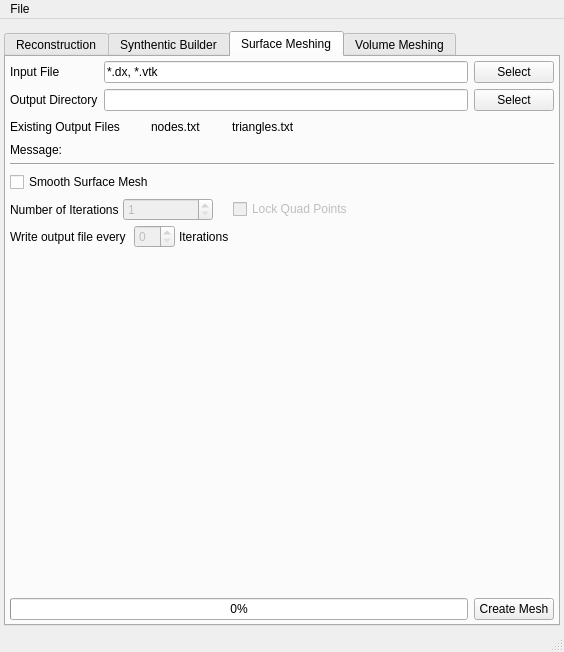
The window that Source/AIM/GUI/UI_Files/RepresentationUI.ui (BlueQuartzSoftware/DREAM3D) describes before a commit, drawn with Qt 5.
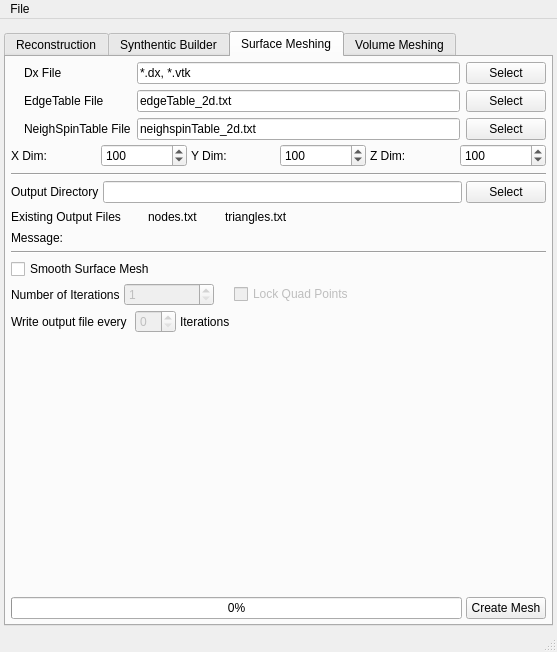
The same window after the commit. Icons and pictures are not drawn.

Commit message: Adding needed inputs to the User interface for the surface meshing code.

```diff
--- a/Source/AIM/GUI/UI_Files/RepresentationUI.ui
+++ b/Source/AIM/GUI/UI_Files/RepresentationUI.ui
@@ -6,7 +6,7 @@
    <rect>
     <x>0</x>
     <y>0</y>
-    <width>564</width>
+    <width>557</width>
     <height>652</height>
    </rect>
   </property>
@@ -1319,52 +1319,208 @@
         <string>Surface Meshing</string>
        </attribute>
        <layout class="QVBoxLayout" name="verticalLayout_3">
-        <property name="margin">
+        <property name="spacing">
          <number>4</number>
         </property>
+        <property name="margin">
+         <number>5</number>
+        </property>
         <item>
          <layout class="QGridLayout" name="gridLayout_9">
           <property name="spacing">
            <number>6</number>
           </property>
-          <item row="0" column="0">
+          <item row="0" column="1">
            <widget class="QLabel" name="label_24">
             <property name="text">
-             <string>Input File</string>
+             <string>Dx File</string>
             </property>
            </widget>
           </item>
-          <item row="0" column="1">
-           <widget class="QLineEdit" name="sm_InputFile">
+          <item row="0" column="2">
+           <widget class="QLineEdit" name="sm_DxFile">
             <property name="text">
              <string>*.dx, *.vtk</string>
             </property>
            </widget>
           </item>
-          <item row="0" column="2">
+          <item row="0" column="3">
            <widget class="QPushButton" name="sm_InputFileBtn">
             <property name="text">
              <string>Select</string>
             </property>
            </widget>
           </item>
+          <item row="1" column="1">
+           <widget class="QLabel" name="label_31">
+            <property name="text">
+             <string>EdgeTable File</string>
+            </property>
+           </widget>
+          </item>
           <item row="1" column="2">
-           <widget class="QPushButton" name="sm_OutputDirBtn">
+           <widget class="QLineEdit" name="sm_EdgeTableFile">
             <property name="text">
+             <string>edgeTable_2d.txt</string>
+            </property>
+           </widget>
+          </item>
+          <item row="1" column="3">
+           <widget class="QPushButton" name="sm_InputFileBtn_2">
+            <property name="text">
              <string>Select</string>
             </property>
            </widget>
           </item>
+          <item row="2" column="1">
+           <widget class="QLabel" name="label_32">
+            <property name="text">
+             <string>NeighSpinTable File</string>
+            </property>
+           </widget>
+          </item>
+          <item row="2" column="2">
+           <widget class="QLineEdit" name="sm_NeighSpinTableFile">
+            <property name="text">
+             <string>neighspinTable_2d.txt</string>
+            </property>
+           </widget>
+          </item>
+          <item row="2" column="3">
+           <widget class="QPushButton" name="sm_InputFileBtn_3">
+            <property name="text">
+             <string>Select</string>
+            </property>
+           </widget>
+          </item>
+          <item row="0" column="0">
+           <widget class="QLabel" name="sm_DxFileIcon">
+            <property name="text">
+             <string/>
+            </property>
+            <property name="pixmap">
+             <pixmap resource="../../../../Resources/icons/images/Icons.qrc">:/Delete-16x16.png</pixmap>
+            </property>
+           </widget>
+          </item>
           <item row="1" column="0">
+           <widget class="QLabel" name="sm_EdgeTableFileIcon">
+            <property name="text">
+             <string/>
+            </property>
+            <property name="pixmap">
+             <pixmap resource="../../../../Resources/icons/images/Icons.qrc">:/Delete-16x16.png</pixmap>
+            </property>
+           </widget>
+          </item>
+          <item row="2" column="0">
+           <widget class="QLabel" name="sm_NeighSpinTableFileIcon">
+            <property name="text">
+             <string/>
+            </property>
+            <property name="pixmap">
+             <pixmap resource="../../../../Resources/icons/images/Icons.qrc">:/Delete-16x16.png</pixmap>
+            </property>
+           </widget>
+          </item>
+         </layout>
+        </item>
+        <item>
+         <layout class="QGridLayout" name="gridLayout_12">
+          <item row="0" column="0">
+           <widget class="QLabel" name="label_29">
+            <property name="text">
+             <string>X Dim:</string>
+            </property>
+           </widget>
+          </item>
+          <item row="0" column="2">
+           <widget class="QLabel" name="label_33">
+            <property name="text">
+             <string>Y Dim:</string>
+            </property>
+           </widget>
+          </item>
+          <item row="0" column="4">
+           <widget class="QLabel" name="label_34">
+            <property name="text">
+             <string>Z Dim:</string>
+            </property>
+           </widget>
+          </item>
+          <item row="0" column="1">
+           <widget class="QSpinBox" name="sm_XDim">
+            <property name="maximum">
+             <number>100000</number>
+            </property>
+            <property name="singleStep">
+             <number>10</number>
+            </property>
+            <property name="value">
+             <number>100</number>
+            </property>
+           </widget>
+          </item>
+          <item row="0" column="3">
+           <widget class="QSpinBox" name="sm_YDim">
+            <property name="maximum">
+             <number>100000</number>
+            </property>
+            <property name="singleStep">
+             <number>10</number>
+            </property>
+            <property name="value">
+             <number>100</number>
+            </property>
+           </widget>
+          </item>
+          <item row="0" column="5">
+           <widget class="QSpinBox" name="sm_ZDim">
+            <property name="maximum">
+             <number>100000</number>
+            </property>
+            <property name="singleStep">
+             <number>10</number>
+            </property>
+            <property name="value">
+             <number>100</number>
+            </property>
+           </widget>
+          </item>
+         </layout>
+        </item>
+        <item>
+         <widget class="Line" name="line_4">
+          <property name="minimumSize">
+           <size>
+            <width>0</width>
+            <height>6</height>
+           </size>
+          </property>
+          <property name="orientation">
+           <enum>Qt::Horizontal</enum>
+          </property>
+         </widget>
+        </item>
+        <item>
+         <layout class="QGridLayout" name="gridLayout_11">
+          <item row="0" column="0">
            <widget class="QLabel" name="label_25">
             <property name="text">
              <string>Output Directory</string>
             </property>
            </widget>
           </item>
-          <item row="1" column="1">
+          <item row="0" column="1">
            <widget class="QLineEdit" name="sm_OutputDir"/>
           </item>
+          <item row="0" column="2">
+           <widget class="QPushButton" name="sm_OutputDirBtn">
+            <property name="text">
+             <string>Select</string>
+            </property>
+           </widget>
+          </item>
          </layout>
         </item>
         <item>
@@ -1469,6 +1625,12 @@
         </item>
         <item>
          <widget class="Line" name="line_2">
+          <property name="minimumSize">
+           <size>
+            <width>0</width>
+            <height>6</height>
+           </size>
+          </property>
           <property name="orientation">
            <enum>Qt::Horizontal</enum>
           </property>
@@ -1642,7 +1804,7 @@
     <rect>
      <x>0</x>
      <y>0</y>
-     <width>564</width>
+     <width>557</width>
      <height>22</height>
     </rect>
    </property>
```
Left out of the diff: 14 changed lines with no effect on the pictures. The commit also changes 6 other files.
